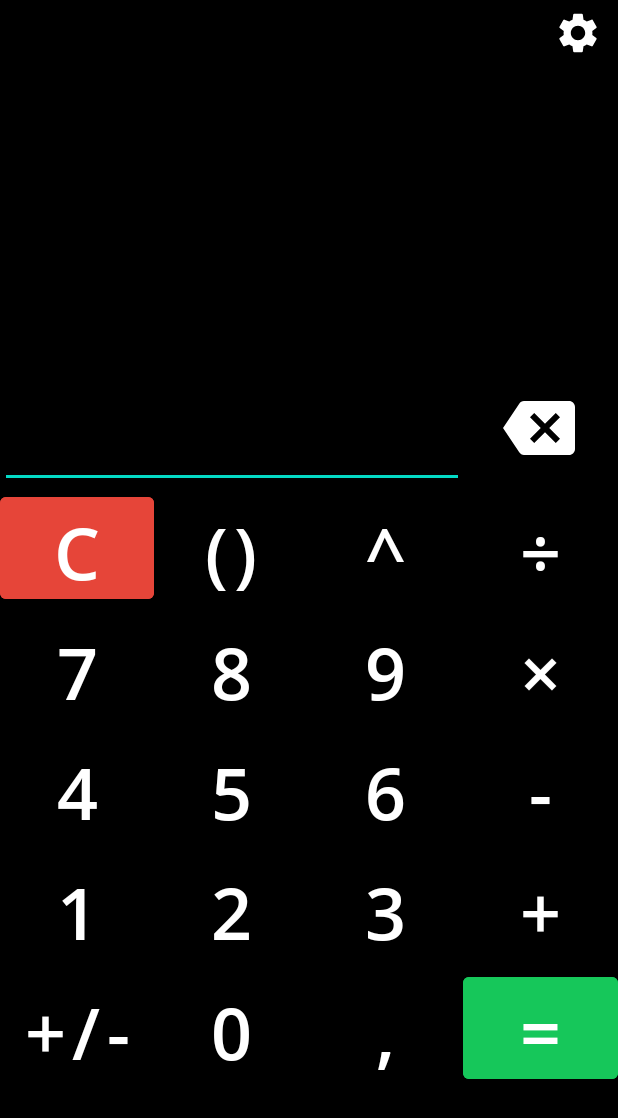
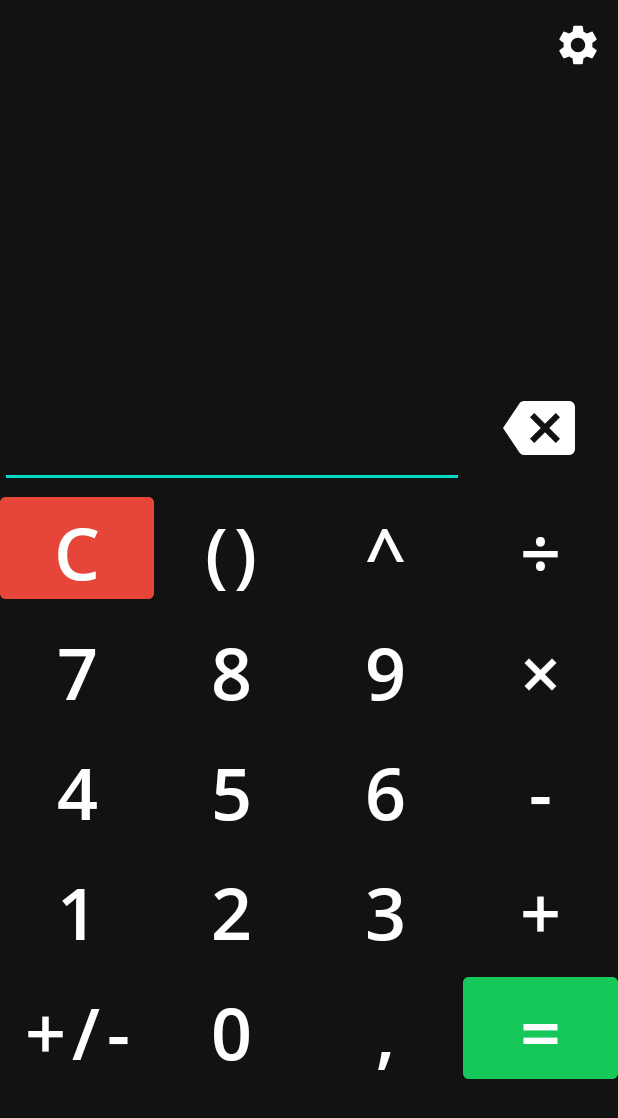
Before and after one commit to tontsa28/opencalc, an Android app: the screen it shows after launch (MainActivity), on a phone screen of 412 x 824 dp. Shown: the top 1118 px of the screen. Run offline under Robolectric (Android 15) with nearby library versions, the light colour scheme and no system bars.

Commit message:
Minor changes to UI

```diff
--- a/app/src/main/res/drawable/splash_image.xml
+++ b/app/src/main/res/drawable/splash_image.xml
@@ -1,5 +1,5 @@
 <?xml version="1.0" encoding="utf-8"?>
 <layer-list xmlns:android="http://schemas.android.com/apk/res/android">
-    <item android:drawable="@color/black" />
+    <item android:drawable="@color/dark" />
     <item android:drawable="@drawable/ic_opencalc_logo" android:gravity="center" />
 </layer-list>
--- a/app/src/main/res/layout/activity_main.xml
+++ b/app/src/main/res/layout/activity_main.xml
@@ -4,7 +4,7 @@
     xmlns:tools="http://schemas.android.com/tools"
     android:layout_width="match_parent"
     android:layout_height="match_parent"
-    android:background="@color/black"
+    android:background="#121212"
     tools:context=".MainActivity">
 
     <EditText
@@ -36,7 +36,7 @@
         android:layout_width="100dp"
         android:layout_weight="1"
         android:layout_height="80dp"
-        android:background="@color/black"
+        android:background="#121212"
         android:onClick="backspaceBTN"
         app:layout_constraintBottom_toTopOf="@+id/tableLayout"
         app:layout_constraintEnd_toEndOf="parent"
@@ -50,8 +50,8 @@
     <ImageButton
         android:id="@+id/settingsBTN"
         android:layout_width="53dp"
-        android:layout_height="44dp"
-        android:background="@color/black"
+        android:layout_height="60dp"
+        android:background="#121212"
         app:layout_constraintBottom_toTopOf="@+id/input"
         app:layout_constraintEnd_toEndOf="parent"
         app:layout_constraintHorizontal_bias="1.0"
--- a/app/src/main/res/layout/activity_settings.xml
+++ b/app/src/main/res/layout/activity_settings.xml
@@ -4,7 +4,7 @@
     xmlns:tools="http://schemas.android.com/tools"
     android:layout_width="match_parent"
     android:layout_height="match_parent"
-    android:background="@color/black"
+    android:background="#121212"
     tools:context=".SettingsActivity">
 
     <ImageButton
@@ -12,7 +12,7 @@
         android:layout_width="53dp"
         android:layout_height="60dp"
         android:layout_marginBottom="687dp"
-        android:background="@color/black"
+        android:background="#121212"
         app:layout_constraintBottom_toBottomOf="parent"
         app:layout_constraintEnd_toEndOf="parent"
         app:layout_constraintHorizontal_bias="0.0"
--- a/app/src/main/res/values/colors.xml
+++ b/app/src/main/res/values/colors.xml
@@ -7,4 +7,5 @@
     <color name="teal_700">#FF018786</color>
     <color name="black">#FF000000</color>
     <color name="white">#FFFFFFFF</color>
+    <color name="dark">#121212</color>
 </resources>
--- a/app/src/main/res/values/themes.xml
+++ b/app/src/main/res/values/themes.xml
@@ -16,7 +16,7 @@
 
     <style name="splashScreenTheme" parent="Theme.MaterialComponents.DayNight.NoActionBar">
         <item name="android:windowBackground">@drawable/splash_image</item>
-        <item name="android:statusBarColor">@color/black</item>
+        <item name="android:statusBarColor">#121212</item>
     </style>
 
 </resources>
```
Also changed, not shown: app/src/main/res/font/opensans_extrabold.ttf (deleted).
